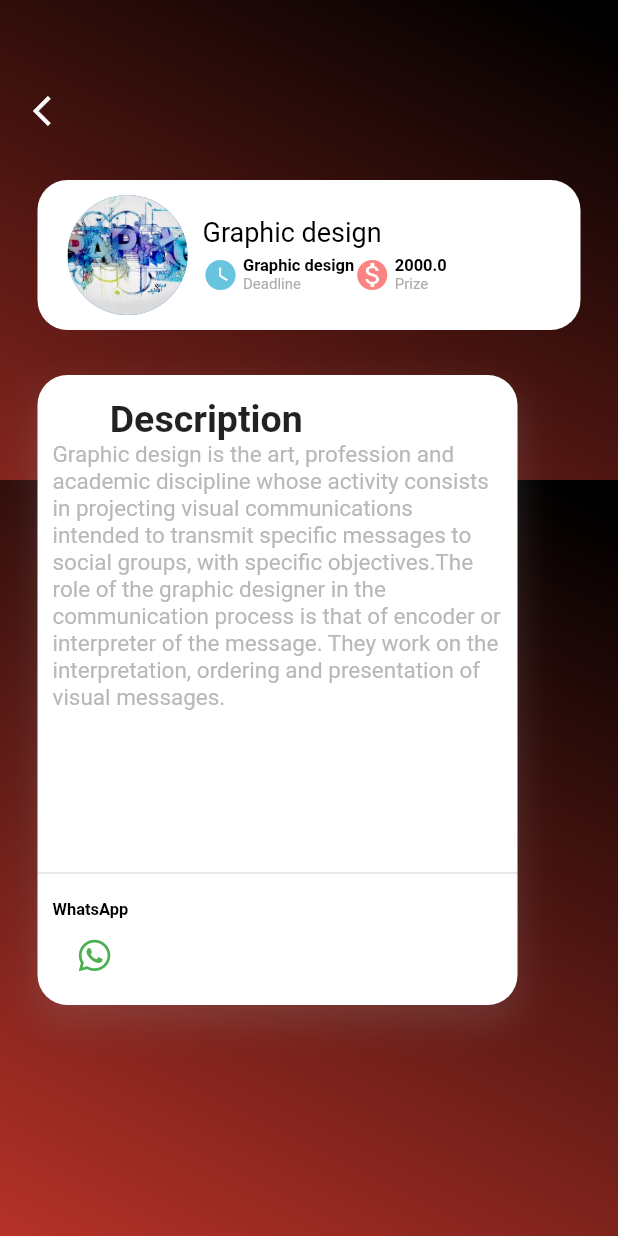
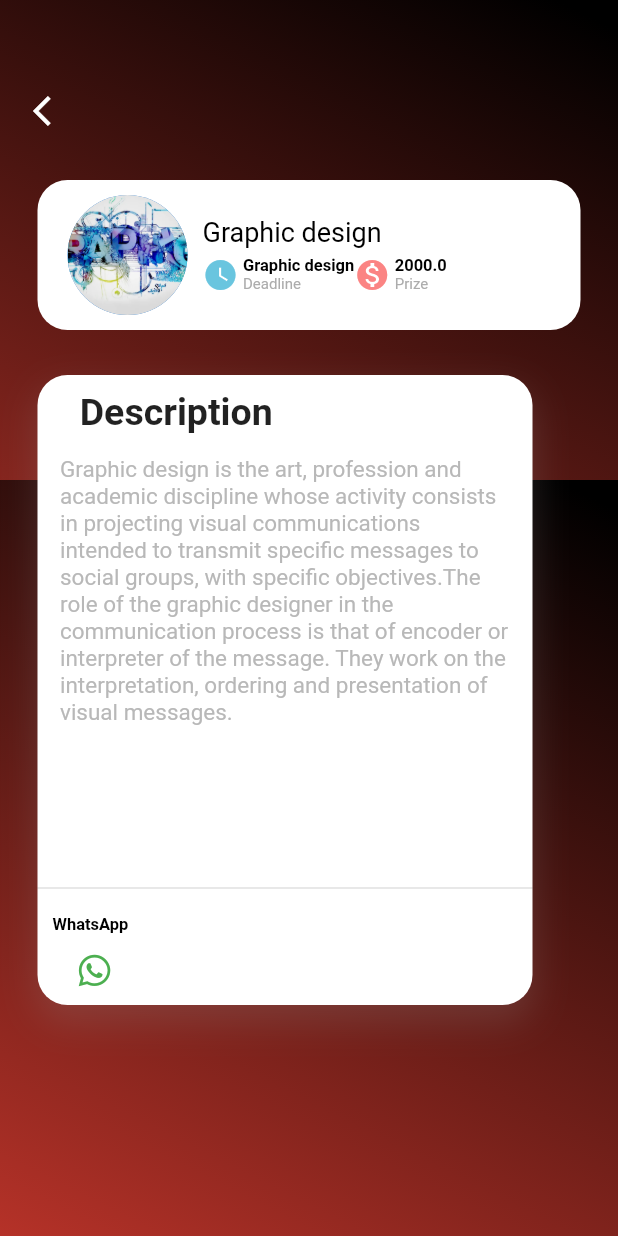
Before and after one commit to TheMicroTecHub/zai_system, a Flutter app: the Courses screen opened directly, after a tap on "Graphic design", on a phone screen of 412 x 824 dp. Run offline on Flutter 3.47's test engine with Material 2 defaults, Android fonts, the phone set to English and light mode, and no system bars; our stand-ins replace badges, cloud_firestore, curved_navigation_bar, firebase_auth, firebase_core, firebase_storage and 7 more; accounts and stored records are empty; network calls fail.

Commit message:
add login functionality in drawer and set detail Screen

```diff
--- a/lib/Controller/drawer.dart
+++ b/lib/Controller/drawer.dart
@@ -1,6 +1,8 @@
+import 'package:firebase_auth/firebase_auth.dart';
 import 'package:flutter/material.dart';
 import 'package:get/get.dart';
 import 'package:get/get_core/src/get_main.dart';
+import 'package:zai_system/View/loginscreen.dart';
 
 import '../View/Courses_Page.dart';
 import '../View/home.dart';
@@ -79,7 +81,10 @@ class MyDrawerState extends State<MyDrawer> {
               ),
               ListTile(
                 leading: TextButton.icon(
-                  onPressed: () => {},
+                  onPressed: () async => {
+                    await FirebaseAuth.instance.signOut(),
+                    Navigator.of(context).push(MaterialPageRoute(builder: (context) => const LoginScreen()))
+                  },
                   label: const Text("LOG OUT",
                       style: TextStyle(color: Colors.white)),
                   icon: const Icon(Icons.logout, color: Colors.white),
--- a/lib/View/detail_course.dart
+++ b/lib/View/detail_course.dart
@@ -217,19 +217,20 @@ class _DetailPageState extends State<DetailPage> {
                               color: Colors.grey.withOpacity(0.2))
                         ]),
                     height: 420,
-                    width: 320,
+                    width: 330,
                     child: Column(children: [
                       const SizedBox(
                         height: 10,
                       ),
                       const Padding(
-                        padding: EdgeInsets.fromLTRB(5, 5, 100, 0),
+                        padding: EdgeInsets.fromLTRB(5, 0, 150, 0),
                         child: Text(
                           "Description",
                           style: TextStyle(
                               fontSize: 25, fontWeight: FontWeight.bold),
                         ),
                       ),
+                      SizedBox(height: 15,),
                       Container(
                         height: 270,
                         width: 300,
@@ -280,11 +281,13 @@ class _DetailPageState extends State<DetailPage> {
                                   color: Colors.green,
                                 ),
                                 label: const Text(''),
-                              )
+                              ),
+
                             ],
                           )
                         ],
                       ),
+                      SizedBox(height: 15,),
                     ])))
 
             //))
```
Also changed, not shown: lib/View/profile_screen.dart (+1 -15 lines), pubspec.lock.
